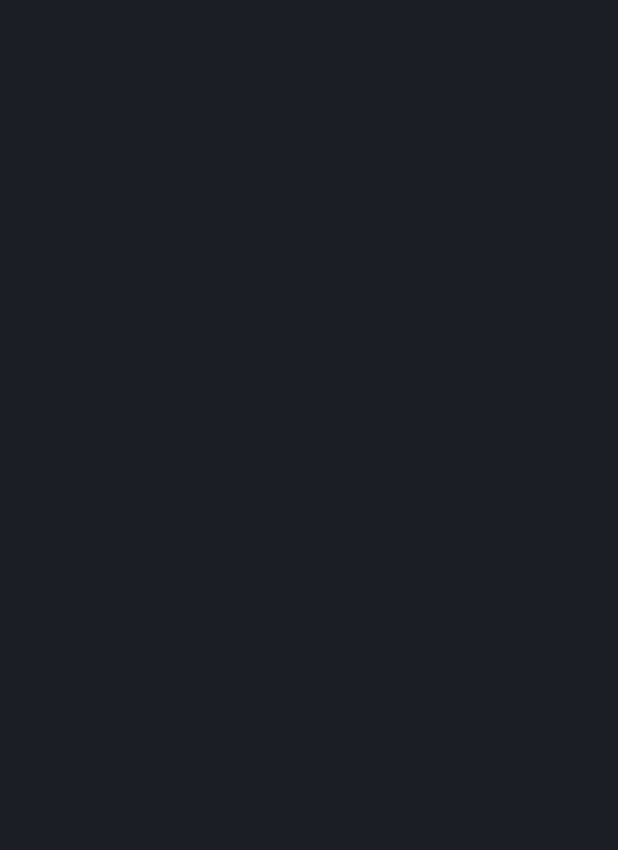
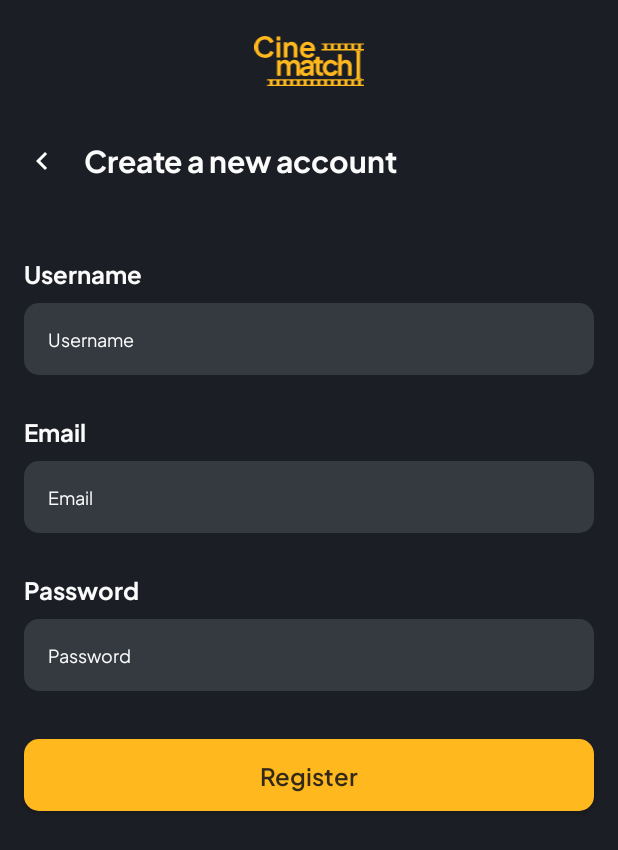
Before and after one commit to slepetbangkit/cinematch-frontend, an Android app: the RegisterActivity screen opened directly, with no data from a screen before it, on a phone screen of 412 x 824 dp. Before the commit the part shown is empty. Shown: the top 850 px of the screen. Run offline under Robolectric (Android 15) with nearby library versions, the phone set to English and light mode, and no system bars.

Commit message:
feat: register activity

```diff
--- a/app/src/main/res/layout/activity_login.xml
+++ b/app/src/main/res/layout/activity_login.xml
@@ -59,7 +59,7 @@
         style="@style/EditText"
         android:id="@+id/edt_email"
         android:layout_width="match_parent"
-        android:layout_height="31dp"
+        android:layout_height="48dp"
         android:layout_marginStart="16dp"
         android:layout_marginTop="8dp"
         android:layout_marginEnd="16dp"
@@ -87,7 +87,7 @@
         style="@style/EditText"
         android:id="@+id/edt_password"
         android:layout_width="match_parent"
-        android:layout_height="31dp"
+        android:layout_height="48dp"
         android:layout_marginStart="16dp"
         android:layout_marginTop="8dp"
         android:layout_marginEnd="16dp"
@@ -101,13 +101,13 @@
     <Button
         style="@style/Button"
         android:layout_width="match_parent"
-        android:layout_height="31dp"
+        android:layout_height="48dp"
         android:layout_marginStart="16dp"
         android:layout_marginTop="32dp"
         android:layout_marginEnd="16dp"
         android:fontFamily="@font/plus_jakarta_sans_semi_bold"
         android:text="@string/login"
-        android:textSize="12sp"
+        android:textSize="16sp"
         app:layout_constraintTop_toBottomOf="@+id/edt_password"
         app:layout_constraintEnd_toEndOf="parent"
         app:layout_constraintStart_toStartOf="parent" />
--- a/app/src/main/res/layout/activity_register.xml
+++ b/app/src/main/res/layout/activity_register.xml
@@ -5,6 +5,139 @@
     android:id="@+id/main"
     android:layout_width="match_parent"
     android:layout_height="match_parent"
-    tools:context=".RegisterActivity">
+    tools:context=".LoginActivity">
+
+    <ImageView
+        android:id="@+id/logo"
+        android:layout_width="73dp"
+        android:layout_height="33dp"
+        android:layout_marginTop="24dp"
+        app:layout_constraintEnd_toEndOf="parent"
+        app:layout_constraintStart_toStartOf="parent"
+        app:layout_constraintTop_toTopOf="parent"
+        app:srcCompat="@drawable/logo" />
+
+    <ImageView
+        android:id="@+id/backButton"
+        android:layout_width="24dp"
+        android:layout_height="24dp"
+        android:layout_marginStart="16dp"
+        android:layout_marginTop="4dp"
+        app:layout_constraintBottom_toBottomOf="@+id/title"
+        app:layout_constraintStart_toStartOf="parent"
+        app:layout_constraintTop_toTopOf="@+id/title"
+        app:srcCompat="@drawable/baseline_chevron_left_24"
+        app:tint="@color/white" />
+
+    <TextView
+        android:id="@+id/title"
+        android:layout_width="wrap_content"
+        android:layout_height="wrap_content"
+        android:layout_marginStart="16dp"
+        android:layout_marginTop="32dp"
+        android:fontFamily="@font/plus_jakarta_sans_bold"
+        android:textColor="@color/on_neutral"
+        android:textSize="20sp"
+        android:text="@string/create_new_account"
+        app:layout_constraintStart_toEndOf="@+id/backButton"
+        app:layout_constraintTop_toBottomOf="@+id/logo" />
+
+    <TextView
+        android:id="@+id/uname_label"
+        android:layout_width="wrap_content"
+        android:layout_height="wrap_content"
+        android:layout_marginStart="16dp"
+        android:layout_marginTop="48dp"
+        android:fontFamily="@font/plus_jakarta_sans_bold"
+        android:textColor="@color/on_neutral"
+        android:textSize="16sp"
+        android:text="@string/username"
+        app:layout_constraintStart_toStartOf="parent"
+        app:layout_constraintTop_toBottomOf="@+id/title" />
+
+    <EditText
+        style="@style/EditText"
+        android:id="@+id/edt_uname"
+        android:layout_width="match_parent"
+        android:layout_height="48dp"
+        android:layout_marginStart="16dp"
+        android:layout_marginTop="8dp"
+        android:layout_marginEnd="16dp"
+        android:fontFamily="@font/plus_jakarta_sans_regular"
+        android:textSize="12sp"
+        android:hint="@string/username"
+        app:layout_constraintStart_toStartOf="parent"
+        app:layout_constraintEnd_toEndOf="parent"
+        app:layout_constraintTop_toBottomOf="@+id/uname_label" />
+
+    <TextView
+        android:id="@+id/email_label"
+        android:layout_width="wrap_content"
+        android:layout_height="wrap_content"
+        android:layout_marginStart="16dp"
+        android:layout_marginTop="24dp"
+        android:fontFamily="@font/plus_jakarta_sans_bold"
+        android:textColor="@color/on_neutral"
+        android:textSize="16sp"
+        android:text="@string/email"
+        app:layout_constraintStart_toStartOf="parent"
+        app:layout_constraintTop_toBottomOf="@+id/edt_uname" />
+
+    <EditText
+        style="@style/EditText"
+        android:id="@+id/edt_email"
+        android:layout_width="match_parent"
+        android:layout_height="48dp"
+        android:layout_marginStart="16dp"
+        android:layout_marginTop="8dp"
+        android:layout_marginEnd="16dp"
+        android:fontFamily="@font/plus_jakarta_sans_regular"
+        android:textSize="12sp"
+        android:hint="@string/email"
+        app:layout_constraintStart_toStartOf="parent"
+        app:layout_constraintEnd_toEndOf="parent"
+        app:layout_constraintTop_toBottomOf="@+id/email_label" />
+
+    <TextView
+        android:id="@+id/password_label"
+        android:layout_width="wrap_content"
+        android:layout_height="wrap_content"
+        android:layout_marginStart="16dp"
+        android:layout_marginTop="24dp"
+        android:fontFamily="@font/plus_jakarta_sans_bold"
+        android:textColor="@color/on_neutral"
+        android:textSize="16sp"
+        android:text="@string/password"
+        app:layout_constraintStart_toStartOf="parent"
+        app:layout_constraintTop_toBottomOf="@+id/edt_email" />
+
+    <EditText
+        style="@style/EditText"
+        android:id="@+id/edt_password"
+        android:layout_width="match_parent"
+        android:layout_height="48dp"
+        android:layout_marginStart="16dp"
+        android:layout_marginTop="8dp"
+        android:layout_marginEnd="16dp"
+        android:fontFamily="@font/plus_jakarta_sans_regular"
+        android:textSize="12sp"
+        android:hint="@string/password"
+        app:layout_constraintStart_toStartOf="parent"
+        app:layout_constraintEnd_toEndOf="parent"
+        app:layout_constraintTop_toBottomOf="@+id/password_label" />
+
+    <Button
+        style="@style/Button"
+        android:layout_width="match_parent"
+        android:layout_height="48dp"
+        android:layout_marginStart="16dp"
+        android:layout_marginTop="32dp"
+        android:layout_marginEnd="16dp"
+        android:fontFamily="@font/plus_jakarta_sans_semi_bold"
+        android:text="@string/register"
+        android:textSize="16sp"
+        app:layout_constraintTop_toBottomOf="@+id/edt_password"
+        app:layout_constraintEnd_toEndOf="parent"
+        app:layout_constraintStart_toStartOf="parent" />
 
 </androidx.constraintlayout.widget.ConstraintLayout>
--- a/app/src/main/res/values/strings.xml
+++ b/app/src/main/res/values/strings.xml
@@ -4,4 +4,7 @@
     <string name="email">Email</string>
     <string name="password">Password</string>
     <string name="login">Login</string>
+    <string name="create_new_account">Create a new account</string>
+    <string name="username">Username</string>
+    <string name="register">Register</string>
 </resources>
```
